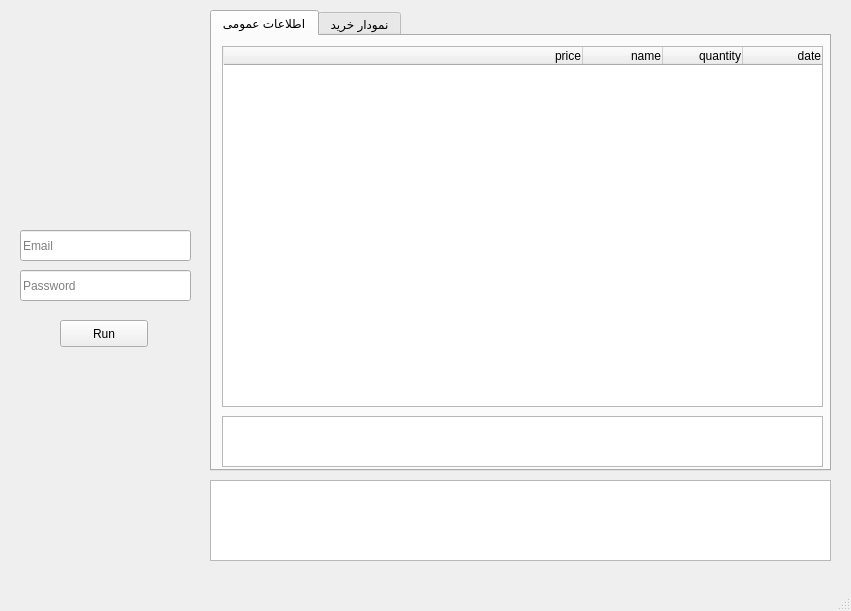
Qt form digikala_history.ui (jadijadi/digikala_history) before a commit.
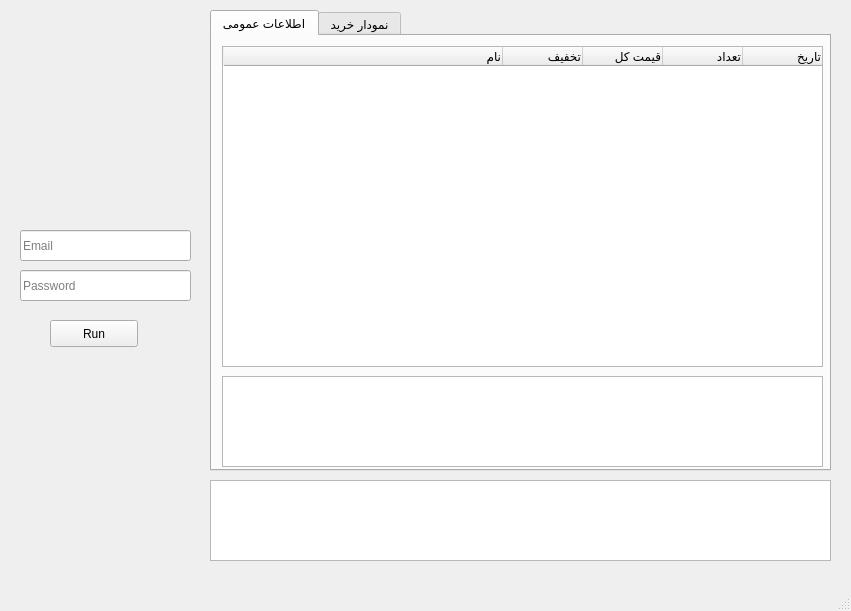
The same form after that commit.

Commit message:
solved discount and shipping problem
now program give the discount and shipping cost and calculate the right amount of spent money and show how much spent on shipping and how much discount gave to user
ui changed a little to correctly show the new values

```diff
--- a/digikala_history.ui
+++ b/digikala_history.ui
@@ -49,7 +49,7 @@
    <widget class="QPushButton" name="run">
     <property name="geometry">
      <rect>
-      <x>60</x>
+      <x>50</x>
       <y>320</y>
       <width>88</width>
       <height>27</height>
@@ -81,7 +81,7 @@
         <x>10</x>
         <y>10</y>
         <width>601</width>
-        <height>361</height>
+        <height>321</height>
        </rect>
       </property>
       <property name="layoutDirection">
@@ -125,7 +125,7 @@
       </attribute>
       <column>
        <property name="text">
-        <string>date</string>
+        <string>تاریخ</string>
        </property>
        <property name="textAlignment">
         <set>AlignTrailing|AlignVCenter</set>
@@ -133,7 +133,7 @@
       </column>
       <column>
        <property name="text">
-        <string>quantity</string>
+        <string>تعداد</string>
        </property>
        <property name="textAlignment">
         <set>AlignTrailing|AlignVCenter</set>
@@ -141,7 +141,7 @@
       </column>
       <column>
        <property name="text">
-        <string>name</string>
+        <string>قیمت کل</string>
        </property>
        <property name="textAlignment">
         <set>AlignTrailing|AlignVCenter</set>
@@ -149,7 +149,15 @@
       </column>
       <column>
        <property name="text">
-        <string>price</string>
+        <string>تخفیف</string>
+       </property>
+       <property name="textAlignment">
+        <set>AlignTrailing|AlignVCenter</set>
+       </property>
+      </column>
+      <column>
+       <property name="text">
+        <string>نام</string>
        </property>
        <property name="textAlignment">
         <set>AlignTrailing|AlignVCenter</set>
@@ -160,9 +168,9 @@
       <property name="geometry">
        <rect>
         <x>10</x>
-        <y>380</y>
+        <y>340</y>
         <width>601</width>
-        <height>51</height>
+        <height>91</height>
        </rect>
       </property>
       <property name="layoutDirection">
```
The commit also changes 1 other file.
